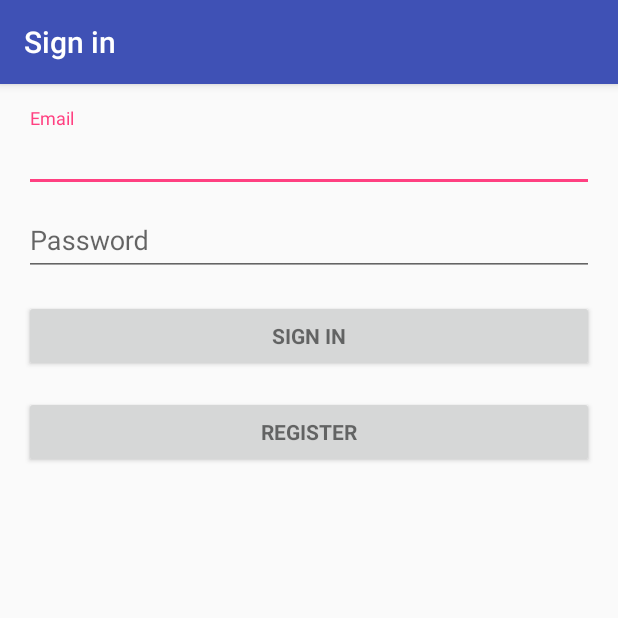
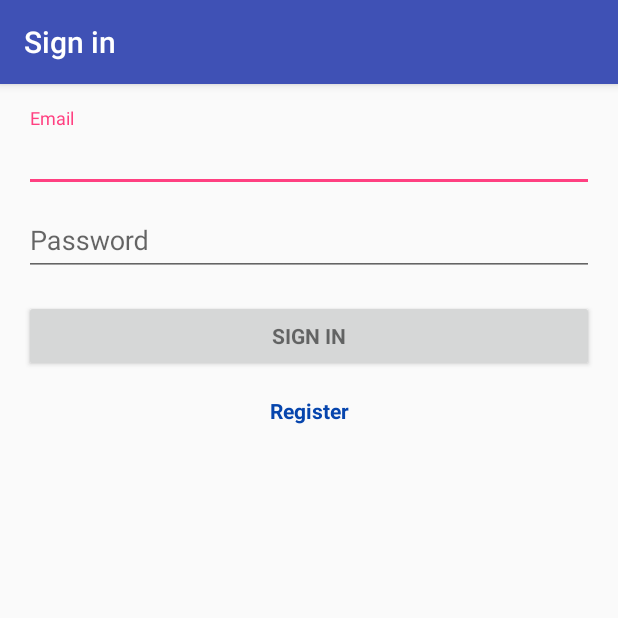
Before and after one commit to ryan9lim/FindYourYalie, an Android app: the screen it shows after launch (LoginActivity), on a phone screen of 412 x 824 dp, the top half of it. Run offline under Robolectric (Android 15) with nearby library versions, the phone set to English and light mode, and no system bars; 2 statements that could not run were skipped.

Commit message:
Added UserSessions, some implementation in LoginActivity

```diff
--- a/app/src/main/AndroidManifest.xml
+++ b/app/src/main/AndroidManifest.xml
@@ -6,6 +6,10 @@
     <uses-permission android:name="android.permission.GET_ACCOUNTS" />
     <uses-permission android:name="android.permission.READ_PROFILE" />
     <uses-permission android:name="android.permission.READ_CONTACTS" />
+
+    <uses-permission android:name="android.permission.ACCOUNT_MANAGER" />
+    <uses-permission android:name="android.permission.INTERNET" />
+
 
     <application
         android:allowBackup="true"
--- a/app/src/main/java/com/dailygummies/findyouryalie/LoginActivity.java
+++ b/app/src/main/java/com/dailygummies/findyouryalie/LoginActivity.java
@@ -72,7 +72,7 @@ public class LoginActivity extends AppCompatActivity implements LoaderCallbacks<
     protected void onCreate(Bundle savedInstanceState) {
         super.onCreate(savedInstanceState);
         setContentView(R.layout.activity_login);
-
+        // Set up User Session
         mUserSession =  new UserSession(getApplicationContext());
         // Set up the login form.
         mEmailView = (AutoCompleteTextView) findViewById(R.id.email);
@@ -98,13 +98,12 @@ public class LoginActivity extends AppCompatActivity implements LoaderCallbacks<
             }
         });
 
-        Button mEmailRegisterButton = (Button) findViewById(R.id.email_register_button);
+        TextView mEmailRegisterButton = (TextView) findViewById(R.id.email_register_link);
         mEmailRegisterButton.setOnClickListener(new OnClickListener() {
             @Override
             public void onClick(View view) {
                 Intent intent = new Intent(LoginActivity.this, RegistrationActivity.class);
                 startActivity(intent);
-
             }
         });
 
--- a/app/src/main/java/com/dailygummies/findyouryalie/RegistrationActivity.java
+++ b/app/src/main/java/com/dailygummies/findyouryalie/RegistrationActivity.java
@@ -5,7 +5,6 @@ import android.animation.AnimatorListenerAdapter;
 import android.annotation.TargetApi;
 import android.app.LoaderManager;
 import android.content.CursorLoader;
-import android.content.Intent;
 import android.content.Loader;
 import android.content.pm.PackageManager;
 import android.database.Cursor;
@@ -13,7 +12,6 @@ import android.net.Uri;
 import android.os.AsyncTask;
 import android.os.Build;
 import android.provider.ContactsContract;
-import android.support.annotation.NonNull;
 import android.support.design.widget.Snackbar;
 import android.support.v7.app.AppCompatActivity;
 import android.os.Bundle;
@@ -58,7 +56,7 @@ public class RegistrationActivity extends AppCompatActivity implements LoaderMan
     @Override
     protected void onCreate(Bundle savedInstanceState) {
         super.onCreate(savedInstanceState);
-        setContentView(R.layout.activity_register);
+        setContentView(R.layout.activity_registration);
 
         // Set up the login form.
         mEmailView = (AutoCompleteTextView) findViewById(R.id.email);
@@ -79,7 +77,7 @@ public class RegistrationActivity extends AppCompatActivity implements LoaderMan
             }
         });
 
-        Button mEmailRegistrationButton = (Button) findViewById(R.id.email_sign_in_button);
+        Button mEmailRegistrationButton = (Button) findViewById(R.id.email_registration_button);
         mEmailRegistrationButton.setOnClickListener(new View.OnClickListener() {
             @Override
             public void onClick(View view) {
--- a/app/src/main/java/com/dailygummies/findyouryalie/UserSession.java
+++ b/app/src/main/java/com/dailygummies/findyouryalie/UserSession.java
@@ -30,9 +30,6 @@ public class UserSession {
     // All Shared Preferences Keys
     public static final String IS_USER_LOGIN = "IsUserLoggedIn";
 
-    // User name (make variable public to access from outside)
-    public static final String KEY_NAME = "username";
-
     // Email address (make variable public to access from outside)
     public static final String KEY_EMAIL = "email";
 
@@ -54,8 +51,8 @@ public class UserSession {
         // Storing email in preferences
         editor.putString(KEY_EMAIL,  email);
 
-        // Storing password in preferences
-        editor.putString(KEY_NAME, password);
+        // Storing email in preferences
+        editor.putString(KEY_PASSWORD,  email);
 
         // commit changes
         editor.commit();
@@ -96,9 +93,6 @@ public class UserSession {
         //Use hashmap to store user credentials
         HashMap<String, String> user = new HashMap<String, String>();
 
-        // user name
-        user.put(KEY_NAME, pref.getString(KEY_NAME, null));
-
         // user email id
         user.put(KEY_EMAIL, pref.getString(KEY_EMAIL, null));
 
--- a/app/src/main/res/layout/activity_login.xml
+++ b/app/src/main/res/layout/activity_login.xml
@@ -72,13 +72,15 @@
                 android:text="@string/action_sign_in"
                 android:textStyle="bold" />
 
-            <Button
-                android:id="@+id/email_register_button"
+            <TextView
+                android:gravity="center_horizontal"
+                android:id="@+id/email_register_link"
                 style="?android:textAppearanceSmall"
                 android:layout_width="match_parent"
                 android:layout_height="wrap_content"
                 android:layout_marginTop="16dp"
                 android:text="@string/action_register"
+                android:textColor="@color/colorHyperlink"
                 android:textStyle="bold" />
 
         </LinearLayout>
--- a/app/src/main/res/values/colors.xml
+++ b/app/src/main/res/values/colors.xml
@@ -3,4 +3,6 @@
     <color name="colorPrimary">#3F51B5</color>
     <color name="colorPrimaryDark">#303F9F</color>
     <color name="colorAccent">#FF4081</color>
+
+    <color name="colorHyperlink">#0645AD</color>
 </resources>
```
Also changed, not shown: app/src/main/java/com/dailygummies/findyouryalie/MainActivity.java (+9 -1 lines), app/src/main/java/com/dailygummies/findyouryalie/OnTokenAcquired.java (added, +37 -0 lines), app/src/main/res/layout/activity_registration.xml (renamed from app/src/main/res/layout/activity_register.xml, +2 -11 lines).
